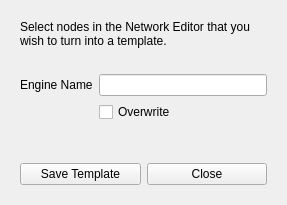
This is template_modal.ui in alexmajewski/am-matbuilder as Qt 5 draws it before an edit. The edited form follows.
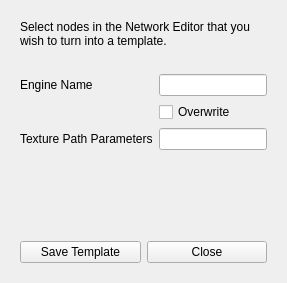
This is the edited form.

Commit message: template creator III

The edit to the form file:
```diff
--- a/template_modal.ui
+++ b/template_modal.ui
@@ -7,7 +7,7 @@
     <x>0</x>
     <y>0</y>
     <width>287</width>
-    <height>205</height>
+    <height>283</height>
    </rect>
   </property>
   <property name="windowTitle">
@@ -71,6 +71,16 @@
        </property>
       </widget>
      </item>
+     <item row="3" column="1">
+      <widget class="QLineEdit" name="lineEdit"/>
+     </item>
+     <item row="3" column="0">
+      <widget class="QLabel" name="label_3">
+       <property name="text">
+        <string>Texture Path Parameters</string>
+       </property>
+      </widget>
+     </item>
     </layout>
    </item>
    <item>
```
The commit also changes 5 other files.
